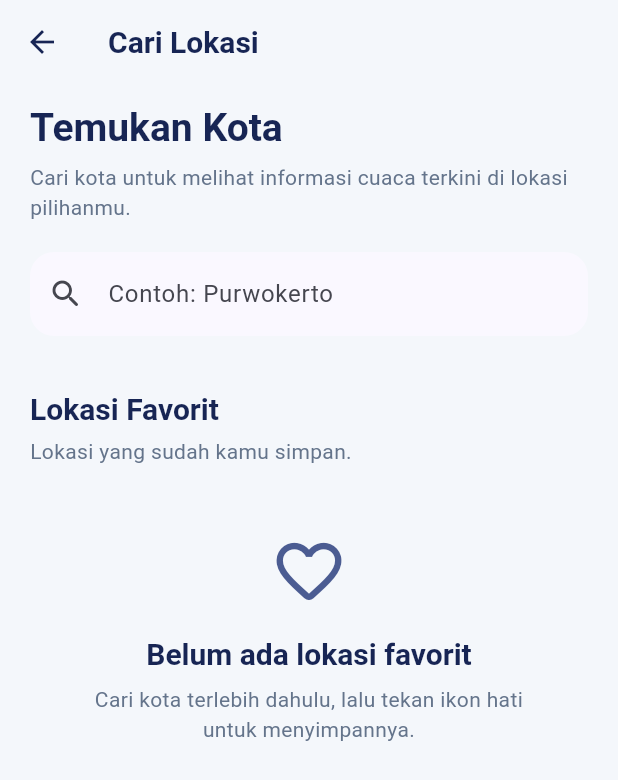
After one commit to IanJullian/H1D024039-Responsi-Flutter, a Flutter app: the screen it shows after launch, after a tap on the "search" icon, on a phone screen of 412 x 824 dp. The commit adds this screen. Shown: the top 780 px of the screen. Run offline on Flutter 3.47's test engine with Material 3 defaults, Android fonts, the phone set to English and light mode, and no system bars; our stand-ins replace shared_preferences.

Commit message:
Mengimplementasikan pencarian lokasi dan pemilihan kota

```diff
--- a/lib/views/home/home_screen.dart
+++ b/lib/views/home/home_screen.dart
@@ -1,22 +1,30 @@
 import 'package:flutter/material.dart';
 import 'package:provider/provider.dart';
 
+import '../../models/weather_model.dart';
 import '../../viewmodels/location_viewmodel.dart';
 import '../../viewmodels/weather_viewmodel.dart';
+import '../search/search_screen.dart';
 
 class HomeScreen extends StatelessWidget {
   const HomeScreen({super.key});
+
+  void _openSearch(BuildContext context) {
+    Navigator.of(context)
+        .push(MaterialPageRoute<void>(builder: (_) => const SearchScreen()));
+  }
 
   @override
   Widget build(BuildContext context) {
     final weatherViewModel = context.watch<WeatherViewModel>();
     final locationViewModel = context.watch<LocationViewModel>();
 
+    final weather = weatherViewModel.weather;
     final selectedLocation = weatherViewModel.selectedLocation;
 
     return Scaffold(
       body: SafeArea(
-        child: Padding(
+        child: SingleChildScrollView(
           padding: const EdgeInsets.all(24),
           child: Column(
             crossAxisAlignment: CrossAxisAlignment.start,
@@ -37,13 +45,20 @@ class HomeScreen extends StatelessWidget {
                     ),
                   ),
                   const SizedBox(width: 12),
-                  Text(
-                    'CuacaKu',
-                    style: Theme.of(context).textTheme.titleLarge,
+                  Expanded(
+                    child: Text(
+                      'CuacaKu',
+                      style: Theme.of(context).textTheme.titleLarge,
+                    ),
+                  ),
+                  IconButton.filledTonal(
+                    onPressed: () => _openSearch(context),
+                    icon: const Icon(Icons.search_rounded),
+                    tooltip: 'Cari lokasi',
                   ),
                 ],
               ),
-              const SizedBox(height: 40),
+              const SizedBox(height: 36),
               Text(
                 'Selamat datang!',
                 style: Theme.of(context).textTheme.headlineMedium,
@@ -54,7 +69,19 @@ class HomeScreen extends StatelessWidget {
                 'dari kota pilihanmu.',
                 style: Theme.of(context).textTheme.bodyLarge,
               ),
-              const SizedBox(height: 28),
+              const SizedBox(height: 24),
+              SizedBox(
+                width: double.infinity,
+                child: FilledButton.icon(
+                  onPressed: () => _openSearch(context),
+                  icon: const Icon(Icons.location_searching_rounded),
+                  label: const Text('Cari kota'),
+                  style: FilledButton.styleFrom(
+                    padding: const EdgeInsets.symmetric(vertical: 16),
+                  ),
+                ),
+              ),
+              const SizedBox(height: 24),
               Card(
                 elevation: 0,
                 color: Theme.of(context).colorScheme.surface,
@@ -96,16 +123,27 @@ class HomeScreen extends StatelessWidget {
                             color: Theme.of(context).colorScheme.error,
                           ),
                         ),
+                        const SizedBox(height: 8),
+                        TextButton.icon(
+                          onPressed: weatherViewModel.refresh,
+                          icon: const Icon(Icons.refresh_rounded),
+                          label: const Text('Coba lagi'),
+                        ),
                       ],
                     ],
                   ),
                 ),
               ),
+              if (weather != null) ...[
+                const SizedBox(height: 20),
+                _buildWeatherCard(context, weather),
+              ],
               const SizedBox(height: 16),
               Card(
                 elevation: 0,
                 color: Theme.of(context).colorScheme.surface,
                 child: ListTile(
+                  onTap: () => _openSearch(context),
                   leading: Icon(
                     Icons.favorite_outline_rounded,
                     color: Theme.of(context).colorScheme.primary,
@@ -120,19 +158,105 @@ class HomeScreen extends StatelessWidget {
                   trailing: const Icon(Icons.chevron_right_rounded),
                 ),
               ),
-              const Spacer(),
-              Center(
-                child: Text(
-                  'Pencarian kota dan informasi cuaca '
-                  'akan segera tersedia.',
-                  textAlign: TextAlign.center,
-                  style: Theme.of(context).textTheme.bodyMedium,
-                ),
-              ),
             ],
           ),
         ),
       ),
     );
   }
+
+  Widget _buildWeatherCard(BuildContext context, WeatherModel weather) {
+    final current = weather.current;
+
+    return Card(
+      elevation: 0,
+      color: Theme.of(context).colorScheme.primaryContainer,
+      child: Padding(
+        padding: const EdgeInsets.all(20),
+        child: Column(
+          crossAxisAlignment: CrossAxisAlignment.start,
+          children: [
+            Text(
+              'CUACA SAAT INI',
+              style: Theme.of(context).textTheme.labelMedium,
+            ),
+            const SizedBox(height: 16),
+            Row(
+              crossAxisAlignment: CrossAxisAlignment.center,
+              children: [
+                Icon(
+                  Icons.cloud_rounded,
+                  size: 56,
+                  color: Theme.of(context).colorScheme.primary,
+                ),
+                const SizedBox(width: 16),
+                Expanded(
+                  child: Column(
+                    crossAxisAlignment: CrossAxisAlignment.start,
+                    children: [
+                      Text(
+                        '${current.temperature2m?.toStringAsFixed(1) ?? '--'}°C',
+                        style: Theme.of(context).textTheme.headlineLarge,
+                      ),
+                      Text(
+                        'Terasa seperti '
+                        '${current.apparentTemperature?.toStringAsFixed(1) ?? '--'}°C',
+                        style: Theme.of(context).textTheme.bodyMedium,
+                      ),
+                    ],
+                  ),
+                ),
+              ],
+            ),
+            const Divider(height: 28),
+            Wrap(
+              spacing: 20,
+              runSpacing: 16,
+              children: [
+                _buildWeatherMetric(
+                  context,
+                  Icons.water_drop_outlined,
+                  'Kelembapan',
+                  '${current.relativeHumidity2m ?? '--'}%',
+                ),
+                _buildWeatherMetric(
+                  context,
+                  Icons.air_rounded,
+                  'Kecepatan angin',
+                  '${current.windSpeed10m?.toStringAsFixed(1) ?? '--'} km/j',
+                ),
+                _buildWeatherMetric(
+                  context,
+                  Icons.grain_rounded,
+                  'Curah hujan',
+                  '${current.precipitation?.toStringAsFixed(1) ?? '--'} mm',
+                ),
+              ],
+            ),
+          ],
+        ),
+      ),
+    );
+  }
+
+  Widget _buildWeatherMetric(
+    BuildContext context,
+    IconData icon,
+    String label,
+    String value,
+  ) {
+    return SizedBox(
+      width: 125,
+      child: Column(
+        crossAxisAlignment: CrossAxisAlignment.start,
+        children: [
+          Icon(icon, size: 20, color: Theme.of(context).colorScheme.primary),
+          const SizedBox(height: 6),
+          Text(label, style: Theme.of(context).textTheme.bodyMedium),
+          const SizedBox(height: 3),
+          Text(value, style: Theme.of(context).textTheme.titleMedium),
+        ],
+      ),
+    );
+  }
 }
--- /dev/null
+++ b/lib/views/search/search_screen.dart
@@ -0,0 +1,329 @@
+import 'dart:async';
+
+import 'package:flutter/material.dart';
+import 'package:provider/provider.dart';
+
+import '../../models/location_model.dart';
+import '../../viewmodels/location_viewmodel.dart';
+import '../../viewmodels/weather_viewmodel.dart';
+
+class SearchScreen extends StatefulWidget {
+  const SearchScreen({super.key});
+
+  @override
+  State<SearchScreen> createState() => _SearchScreenState();
+}
+
+class _SearchScreenState extends State<SearchScreen> {
+  final TextEditingController _searchController = TextEditingController();
+
+  Timer? _debounce;
+
+  String _query = '';
+  bool _isSelectingLocation = false;
+
+  void _onSearchChanged(String value) {
+    setState(() {
+      _query = value;
+    });
+
+    _debounce?.cancel();
+
+    if (value.trim().length < 2) {
+      context.read<LocationViewModel>().clearSearch();
+      return;
+    }
+
+    _debounce = Timer(const Duration(milliseconds: 450), () {
+      if (!mounted) return;
+
+      context.read<LocationViewModel>().searchLocations(value);
+    });
+  }
+
+  void _submitSearch(String value) {
+    final query = value.trim();
+
+    if (query.length < 2) return;
+
+    _debounce?.cancel();
+
+    context.read<LocationViewModel>().searchLocations(query);
+  }
+
+  void _clearSearch() {
+    _debounce?.cancel();
+    _searchController.clear();
+
+    setState(() {
+      _query = '';
+    });
+
+    context.read<LocationViewModel>().clearSearch();
+  }
+
+  Future<void> _selectLocation(LocationModel location) async {
+    setState(() {
+      _isSelectingLocation = true;
+    });
+
+    try {
+      await context.read<WeatherViewModel>().fetchWeather(location);
+
+      if (!mounted) return;
+
+      Navigator.of(context).pop();
+    } finally {
+      if (mounted) {
+        setState(() {
+          _isSelectingLocation = false;
+        });
+      }
+    }
+  }
+
+  Future<void> _toggleFavorite(LocationModel location) async {
+    final locationViewModel = context.read<LocationViewModel>();
+
+    await locationViewModel.toggleFavorite(location);
+
+    if (!mounted) return;
+
+    final errorMessage = locationViewModel.favoritesError;
+
+    if (errorMessage != null) {
+      ScaffoldMessenger.of(context).showSnackBar(
+        SnackBar(
+          content: Text(errorMessage),
+          behavior: SnackBarBehavior.floating,
+        ),
+      );
+    }
+  }
+
+  @override
+  void dispose() {
+    _debounce?.cancel();
+    _searchController.dispose();
+    super.dispose();
+  }
+
+  @override
+  Widget build(BuildContext context) {
+    final locationViewModel = context.watch<LocationViewModel>();
+
+    return Scaffold(
+      appBar: AppBar(title: const Text('Cari Lokasi')),
+      body: SafeArea(
+        child: Column(
+          crossAxisAlignment: CrossAxisAlignment.start,
+          children: [
+            Padding(
+              padding: const EdgeInsets.fromLTRB(20, 12, 20, 16),
+              child: Column(
+                crossAxisAlignment: CrossAxisAlignment.start,
+                children: [
+                  Text(
+                    'Temukan Kota',
+                    style: Theme.of(context).textTheme.headlineMedium,
+                  ),
+                  const SizedBox(height: 6),
+                  Text(
+                    'Cari kota untuk melihat informasi cuaca '
+                    'terkini di lokasi pilihanmu.',
+                    style: Theme.of(context).textTheme.bodyMedium,
+                  ),
+                  const SizedBox(height: 20),
+                  TextField(
+                    controller: _searchController,
+                    onChanged: _onSearchChanged,
+                    onSubmitted: _submitSearch,
+                    textInputAction: TextInputAction.search,
+                    decoration: InputDecoration(
+                      hintText: 'Contoh: Purwokerto',
+                      prefixIcon: const Icon(Icons.search_rounded),
+                      suffixIcon: _query.isNotEmpty
+                          ? IconButton(
+                              onPressed: _clearSearch,
+                              icon: const Icon(Icons.close_rounded),
+                              tooltip: 'Hapus pencarian',
+                            )
+                          : null,
+                      filled: true,
+                      fillColor: Theme.of(context).colorScheme.surface,
+                      border: OutlineInputBorder(
+                        borderRadius: BorderRadius.circular(16),
+                        borderSide: BorderSide.none,
+                      ),
+                    ),
+                  ),
+                ],
+              ),
+            ),
+            if (locationViewModel.isSearching) const LinearProgressIndicator(),
+            if (_isSelectingLocation) const LinearProgressIndicator(),
+            Expanded(child: _buildLocationContent(locationViewModel)),
+          ],
+        ),
+      ),
+    );
+  }
+
+  Widget _buildLocationContent(LocationViewModel viewModel) {
+    final isSearchingQuery = _query.trim().length >= 2;
+
+    if (!isSearchingQuery) {
+      return _buildLocationList(
+        title: 'Lokasi Favorit',
+        subtitle: 'Lokasi yang sudah kamu simpan.',
+        locations: viewModel.favoriteLocations,
+        viewModel: viewModel,
+        isEmpty: viewModel.favoriteLocations.isEmpty,
+      );
+    }
+
+    if (viewModel.searchError != null) {
+      return _buildMessage(
+        icon: Icons.wifi_off_rounded,
+        title: 'Pencarian gagal',
+        message: viewModel.searchError!,
+      );
+    }
+
+    if (viewModel.isSearching && viewModel.searchResults.isEmpty) {
+      return _buildMessage(
+        icon: Icons.search_rounded,
+        title: 'Mencari lokasi...',
+        message: 'Sedang mengambil data dari Open-Meteo.',
+      );
+    }
+
+    if (viewModel.searchResults.isEmpty) {
+      return _buildMessage(
+        icon: Icons.location_off_outlined,
+        title: 'Kota tidak ditemukan',
+        message: 'Coba gunakan nama kota yang berbeda.',
+      );
+    }
+
+    return _buildLocationList(
+      title: 'Hasil Pencarian',
+      subtitle: '${viewModel.searchResults.length} lokasi ditemukan.',
+      locations: viewModel.searchResults,
+      viewModel: viewModel,
+      isEmpty: false,
+    );
+  }
+
+  Widget _buildLocationList({
+    required String title,
+    required String subtitle,
+    required List<LocationModel> locations,
+    required LocationViewModel viewModel,
+    required bool isEmpty,
+  }) {
+    return ListView(
+      padding: const EdgeInsets.fromLTRB(20, 20, 20, 24),
+      children: [
+        Text(title, style: Theme.of(context).textTheme.titleLarge),
+        const SizedBox(height: 6),
+        Text(subtitle, style: Theme.of(context).textTheme.bodyMedium),
+        const SizedBox(height: 16),
+        if (isEmpty)
+          _buildMessage(
+            icon: Icons.favorite_border_rounded,
+            title: 'Belum ada lokasi favorit',
+            message:
+                'Cari kota terlebih dahulu, lalu tekan ikon hati '
+                'untuk menyimpannya.',
+          )
+        else
+          ...locations.map(
+            (location) => _buildLocationCard(location, viewModel),
+          ),
+      ],
+    );
+  }
+
+  Widget _buildLocationCard(
+    LocationModel location,
+    LocationViewModel viewModel,
+  ) {
+    final isFavorite = viewModel.isFavorite(location);
+
+    final details = [
+      if (location.admin1 != null && location.admin1!.isNotEmpty)
+        location.admin1!,
+      if (location.country != null && location.country!.isNotEmpty)
+        location.country!,
+    ].join(', ');
+
+    return Card(
+      margin: const EdgeInsets.only(bottom: 12),
+      elevation: 0,
+      color: Theme.of(context).colorScheme.surface,
+      child: ListTile(
+        contentPadding: const EdgeInsets.symmetric(horizontal: 16, vertical: 8),
+        leading: CircleAvatar(
+          backgroundColor: Theme.of(context).colorScheme.primaryContainer,
+          child: Icon(
+            Icons.location_on_rounded,
+            color: Theme.of(context).colorScheme.primary,
+          ),
+        ),
+        title: Text(
+          location.name,
+          style: const TextStyle(fontWeight: FontWeight.w600),
+        ),
+        subtitle: Text(
+          details.isEmpty ? location.displayName : details,
+          maxLines: 1,
+          overflow: TextOverflow.ellipsis,
+        ),
+        trailing: IconButton(
+          onPressed: _isSelectingLocation
+              ? null
+              : () => _toggleFavorite(location),
+          tooltip: isFavorite ? 'Hapus dari favorit' : 'Tambah ke favorit',
+          icon: Icon(
+            isFavorite ? Icons.favorite_rounded : Icons.favorite_border_rounded,
+            color: isFavorite
+                ? Colors.redAccent
+                : Theme.of(context).colorScheme.primary,
+          ),
+        ),
+        onTap: _isSelectingLocation ? null : () => _selectLocation(location),
+      ),
+    );
+  }
+
+  Widget _buildMessage({
+    required IconData icon,
+    required String title,
+    required String message,
+  }) {
+    return Center(
+      child: Padding(
+        padding: const EdgeInsets.all(28),
+        child: Column(
+          mainAxisSize: MainAxisSize.min,
+          children: [
+            Icon(icon, size: 52, color: Theme.of(context).colorScheme.primary),
+            const SizedBox(height: 16),
+            Text(
+              title,
+              textAlign: TextAlign.center,
+              style: Theme.of(context).textTheme.titleLarge,
+            ),
+            const SizedBox(height: 8),
+            Text(
+              message,
+              textAlign: TextAlign.center,
+              style: Theme.of(context).textTheme.bodyMedium,
+            ),
+          ],
+        ),
+      ),
+    );
+  }
+}
```
Also changed, not shown: 2 other files.
